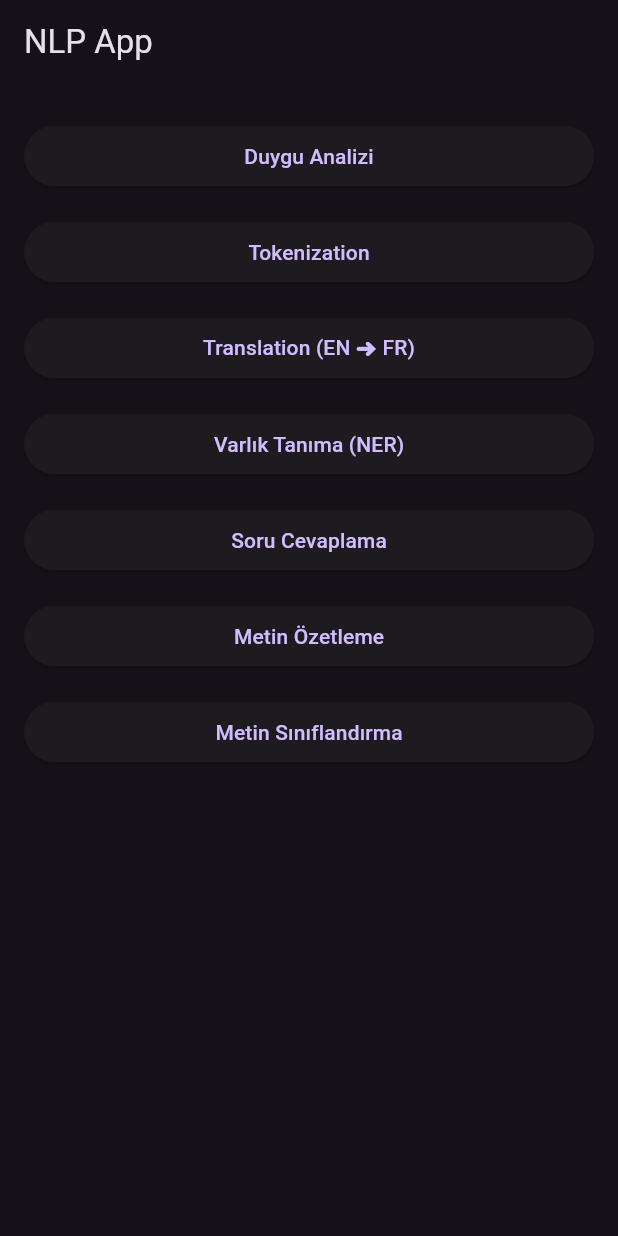
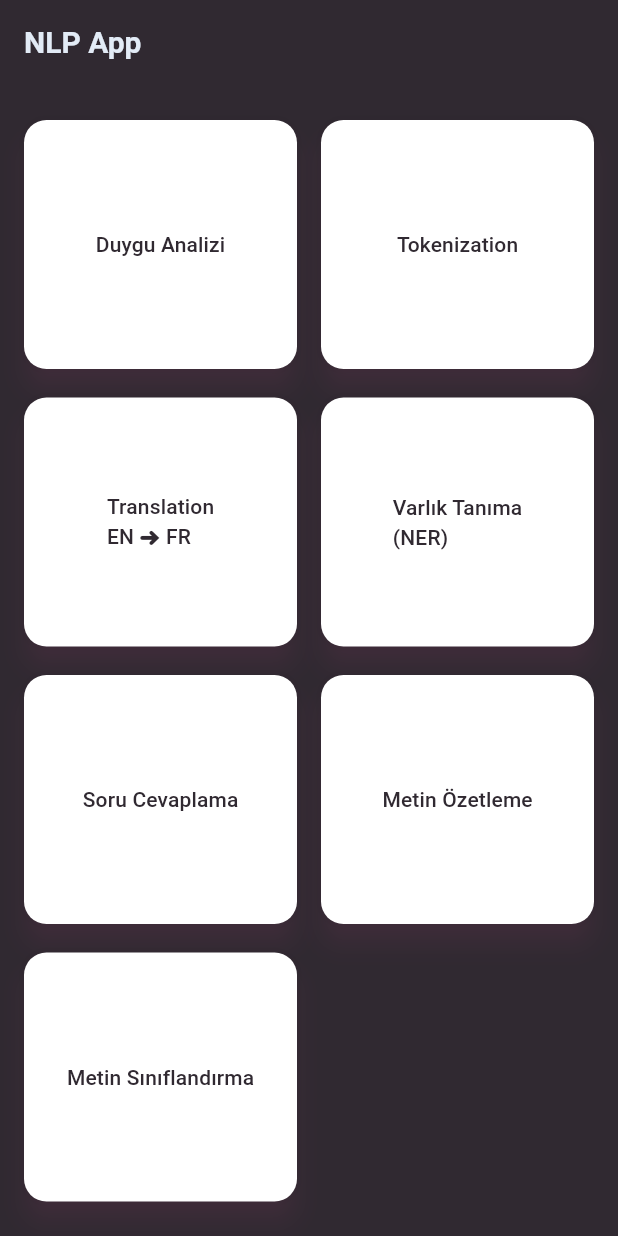
Before and after one commit to MehmetNurKavan/nlp_app_fast_api, a Flutter app: the screen it shows after launch, on a phone screen of 412 x 824 dp. Run offline on Flutter 3.47's test engine with Material 3 defaults, Android fonts, the light colour scheme and no system bars; our stand-ins replace flutter_dotenv, flutter_highlight, fluttertoast.

Commit message:
flutter update: add to custom theme, colors and widgets update.

```diff
--- a/nlp_app/lib/main.dart
+++ b/nlp_app/lib/main.dart
@@ -1,10 +1,15 @@
 import 'package:flutter/material.dart';
 import 'package:nlp_app/pages/my_home_page.dart';
+import 'package:nlp_app/theme/theme.dart';
 import 'package:provider/provider.dart';
+import 'package:flutter_dotenv/flutter_dotenv.dart';
 import 'viewmodels/text_processing_viewmodel.dart';
 import 'pages/text_processing_page.dart';
 
-void main(){
+void main() async {
+  WidgetsFlutterBinding.ensureInitialized();
+  await dotenv.load(fileName: ".env");
+
   runApp(
     ChangeNotifierProvider(
       create: (_) => TextProcessingViewModel(),
@@ -20,7 +25,8 @@ class MyApp extends StatelessWidget {
   Widget build(BuildContext context) {
     return MaterialApp(
       title: 'NLP App',
-      theme: ThemeData.dark(),
+      themeMode: ThemeMode.dark,
+      darkTheme: customDarkTheme,
       debugShowCheckedModeBanner: false,
       home: const MyHomePage(),
       routes: _routes(),
--- a/nlp_app/lib/pages/my_home_page.dart
+++ b/nlp_app/lib/pages/my_home_page.dart
@@ -7,8 +7,8 @@ class MyHomePage extends StatelessWidget {
   final List<Map<String, String>> operations = const [
     {"fileName": "sentiment_analysis", "text": "Duygu Analizi"},
     {"fileName": "tokenization", "text": "Tokenization"},
-    {"fileName": "translation", "text": "Translation (EN ➜ FR)"},
-    {"fileName": "named_entity", "text": "Varlık Tanıma (NER)"},
+    {"fileName": "translation", "text": "Translation\nEN ➜ FR"},
+    {"fileName": "named_entity", "text": "Varlık Tanıma\n(NER)"},
     {"fileName": "question_answer", "text": "Soru Cevaplama"},
     {"fileName": "summarization", "text": "Metin Özetleme"},
     {"fileName": "text_classification", "text": "Metin Sınıflandırma"},
@@ -18,7 +18,18 @@ class MyHomePage extends StatelessWidget {
   Widget build(BuildContext context) {
     return Scaffold(
       appBar: AppBar(title: const Text('NLP App')),
-      body: ListView.builder(
+      body: _buildBody(),
+    );
+  }
+
+  GridView _buildBody() {
+    return GridView.builder(
+      gridDelegate: SliverGridDelegateWithFixedCrossAxisCount(
+        crossAxisCount: 2,
+        crossAxisSpacing: 16.0,
+        mainAxisSpacing: 3.0,
+      ),
+
       padding: const EdgeInsets.all(16.0),
       itemCount: operations.length,
       itemBuilder: (context, index) {
@@ -31,7 +42,6 @@ class MyHomePage extends StatelessWidget {
           ),
         );
       },
-      ),
     );
   }
 }
--- /dev/null
+++ b/nlp_app/lib/theme/theme.dart
@@ -0,0 +1,41 @@
+import 'package:flutter/material.dart';
+import 'package:nlp_app/theme/colors.dart';
+
+final ThemeData customDarkTheme = ThemeData.dark().copyWith(
+  scaffoldBackgroundColor: backgroundColor,
+  colorScheme: ThemeData.dark().colorScheme.copyWith(
+    primary: primaryAccent,
+    secondary: secondaryAccent,
+    surface: backgroundColor,
+    onPrimary: Colors.white,
+    onSecondary: Colors.black,
+  ),
+  appBarTheme: AppBarTheme(
+    backgroundColor: backgroundColor,
+    elevation: 0,
+    iconTheme: IconThemeData(color: primaryAccent),
+    titleTextStyle: TextStyle(
+      color: textPrimary,
+      fontSize: 20,
+      fontWeight: FontWeight.bold,
+    ),
+  ),
+  textTheme: ThemeData.dark().textTheme.apply(
+    bodyColor: textPrimary,
+    displayColor: textHighlight,
+  ),
+  floatingActionButtonTheme: FloatingActionButtonThemeData(
+    backgroundColor: primaryAccent,
+    foregroundColor: Colors.white,
+  ),
+  elevatedButtonTheme: ElevatedButtonThemeData(
+    style: ElevatedButton.styleFrom(
+      foregroundColor: backgroundColor,
+      backgroundColor: Colors.white, // Buton metni beyaz
+      elevation: 7,
+      shadowColor: primaryAccent,
+      shape: RoundedRectangleBorder(borderRadius: BorderRadius.circular(15)),
+    ),
+  ),
+  cardColor: primaryAccent,
+);
--- a/nlp_app/lib/widgets/cutom_elevated_button.dart
+++ b/nlp_app/lib/widgets/cutom_elevated_button.dart
@@ -14,7 +14,6 @@ class CustomElevatedButton extends StatelessWidget {
   @override
   Widget build(BuildContext context) {
     return ElevatedButton(
-
       onPressed: () {
         Navigator.push(
           context,
--- a/nlp_app/pubspec.yaml
+++ b/nlp_app/pubspec.yaml
@@ -31,12 +31,12 @@ dev_dependencies:
   flutter_lints: ^5.0.0
 
 flutter:
-
   uses-material-design: true
 
   assets:
     - assets/models/
     - assets/images/
+    - .env
 
   # fonts:
   #   - family: Schyler
```
Also changed, not shown: nlp_app/lib/pages/text_processing_page.dart (+20 -18 lines), nlp_app/lib/services/text_processing_service.dart (+37 -3 lines), nlp_app/lib/theme/colors.dart (added, +7 -0 lines), 1 other file. Lines whose indentation alone changed are shown as unchanged.
